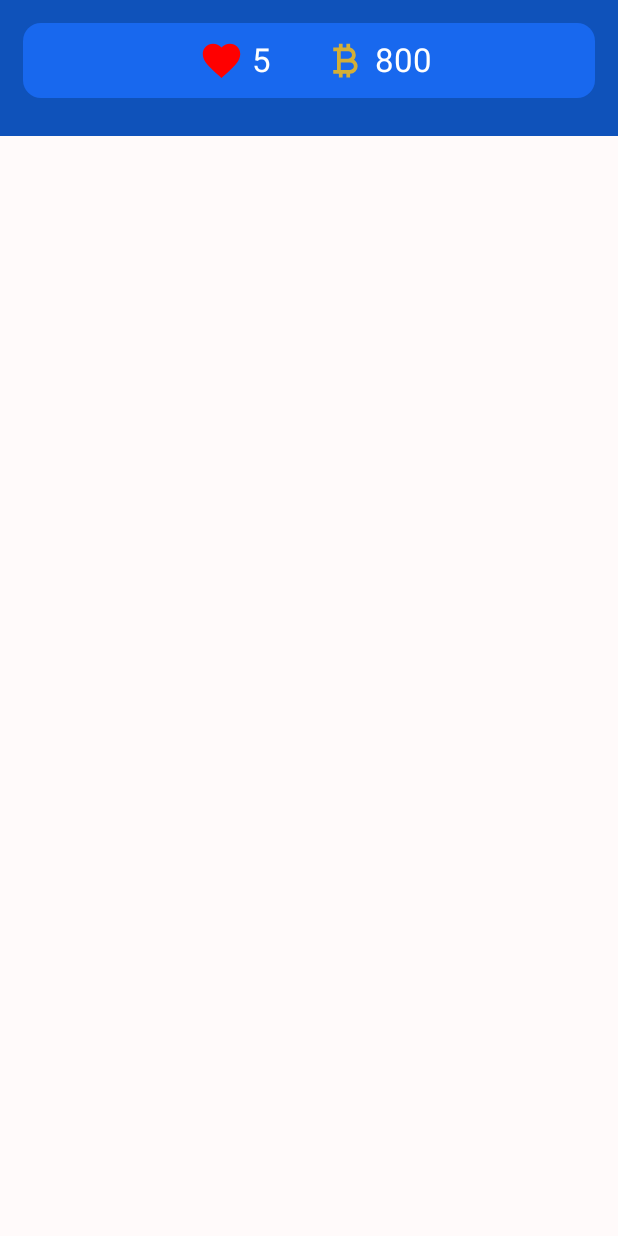
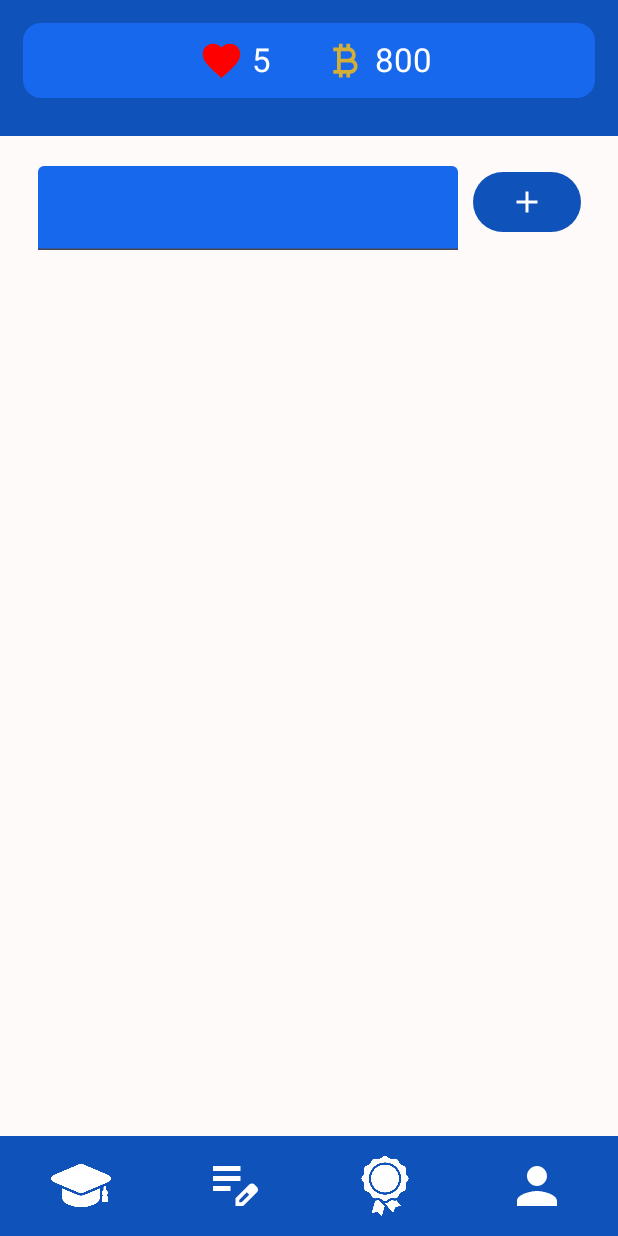
Before and after one commit to phellipe1cunico/MimoApp_2pontos, an Android app built with Jetpack Compose: the @Preview function TelaAnotacoes, on a phone screen of 412 x 824 dp. Run offline under Robolectric (Android 15) with nearby library versions, the phone set to English and light mode, and no system bars.

```diff
--- a/app/src/main/AndroidManifest.xml
+++ b/app/src/main/AndroidManifest.xml
@@ -11,6 +11,11 @@
         android:roundIcon="@mipmap/ic_launcher_round"
         android:supportsRtl="true"
         android:theme="@style/Theme.MimoApp">
+        <activity
+            android:name=".Leaderboard"
+            android:exported="false"
+            android:label="@string/title_activity_leaderboard"
+            android:theme="@style/Theme.MimoApp" />
         <activity
             android:name=".Rodape"
             android:exported="false"
--- a/app/src/main/java/com/example/mimoapp/Anotacoes.kt
+++ b/app/src/main/java/com/example/mimoapp/Anotacoes.kt
@@ -12,18 +12,26 @@ import androidx.compose.foundation.layout.fillMaxSize
 import androidx.compose.foundation.layout.fillMaxWidth
 import androidx.compose.foundation.layout.height
 import androidx.compose.foundation.layout.padding
+import androidx.compose.foundation.layout.width
+import androidx.compose.foundation.lazy.LazyColumn
 import androidx.compose.material.icons.Icons
 import androidx.compose.material.icons.filled.Add
 import androidx.compose.material3.Button
+import androidx.compose.material3.ButtonDefaults
 import androidx.compose.material3.Card
 import androidx.compose.material3.Icon
 import androidx.compose.material3.Scaffold
 import androidx.compose.material3.Surface
 import androidx.compose.material3.Text
 import androidx.compose.material3.TextField
+import androidx.compose.material3.TextFieldColors
+import androidx.compose.material3.TextFieldDefaults
+import androidx.compose.material3.contentColorFor
 import androidx.compose.runtime.Composable
+import androidx.compose.runtime.getValue
 import androidx.compose.runtime.mutableStateOf
 import androidx.compose.runtime.remember
+import androidx.compose.runtime.setValue
 import androidx.compose.ui.Alignment
 import androidx.compose.ui.Modifier
 import androidx.compose.ui.graphics.Color
@@ -36,7 +44,9 @@ class Anotacoes : ComponentActivity() {
         super.onCreate(savedInstanceState)
         enableEdgeToEdge()
         setContent {
-
+            MimoAppTheme {
+                TelaAnotacoes()
+            }
         }
     }
 }
@@ -60,18 +70,64 @@ fun TelaAnotacoes() {
                 ) {
                     Surface(
                         color = Color(15, 82, 186)
-                )
-                {
+                    ){
                         Column(
                             horizontalAlignment = Alignment.CenterHorizontally,
                             modifier = Modifier.padding(15.dp)
                         ) {
                             Cabecalho1()
                             Spacer(modifier = Modifier.height(10.dp))
+
                         }
+                    }
+
+                    FormNotas()
+                    Spacer(modifier = Modifier.weight(1f))
+                    Rodape()
+                }
+            }
+        }
+    }
+
+
+@Composable
+fun FormNotas(){
+
+    var notaInput by remember {
+        mutableStateOf("")
+    }
+
+    Row(
+        modifier = Modifier.padding(vertical = 20.dp)
+    ) {
+        TextField(
+            value = notaInput,
+            onValueChange = { notaInput = it},
+            colors = TextFieldDefaults.colors(
+                focusedContainerColor = Color(15, 82, 186),
+                unfocusedContainerColor = Color(24, 104, 238, 255),
+                focusedTextColor = Color.White,
+                unfocusedTextColor = Color.White
+            )
+        )
+
+        Spacer(modifier = Modifier.width(10.dp))
+
+        Button(
+            colors = ButtonDefaults.buttonColors(
+                containerColor = Color (15,82,186),
+                contentColor = Color.White
+            ),
+            onClick = {
+
+            }
+
+        ){
+            Icon(
+                imageVector = Icons.Default.Add,
+                contentDescription = "Icone Add",
+            )
 
         }
     }
 }
-    }
-}
--- a/app/src/main/res/values/strings.xml
+++ b/app/src/main/res/values/strings.xml
@@ -3,4 +3,5 @@
     <string name="title_activity_tela_principal">TelaPrincipal</string>
     <string name="title_activity_anotacoes">Anotacoes</string>
     <string name="title_activity_rodape">Rodape</string>
+    <string name="title_activity_leaderboard">Leaderboard</string>
 </resources>
```
Also changed, not shown: app/src/main/java/com/example/mimoapp/Leaderboard.kt (added, +65 -0 lines), app/src/main/java/com/example/mimoapp/TelaPrincipal.kt (+0 -8 lines). Lines whose indentation alone changed are shown as unchanged.
